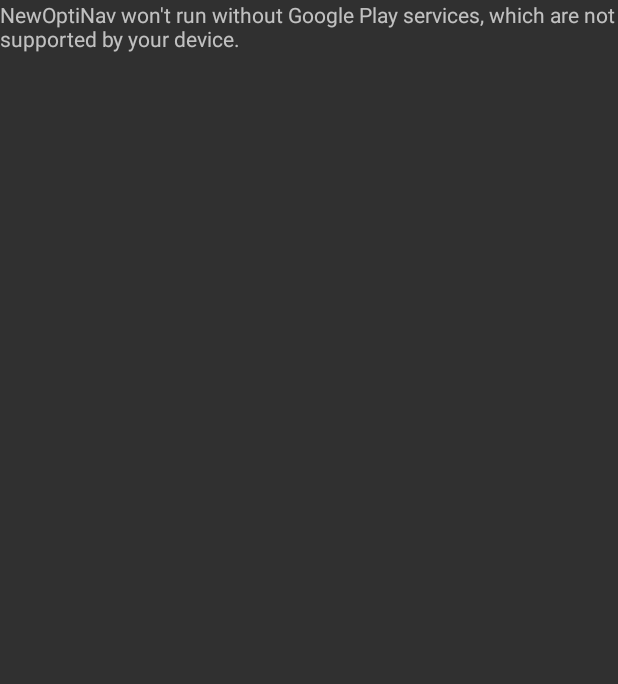
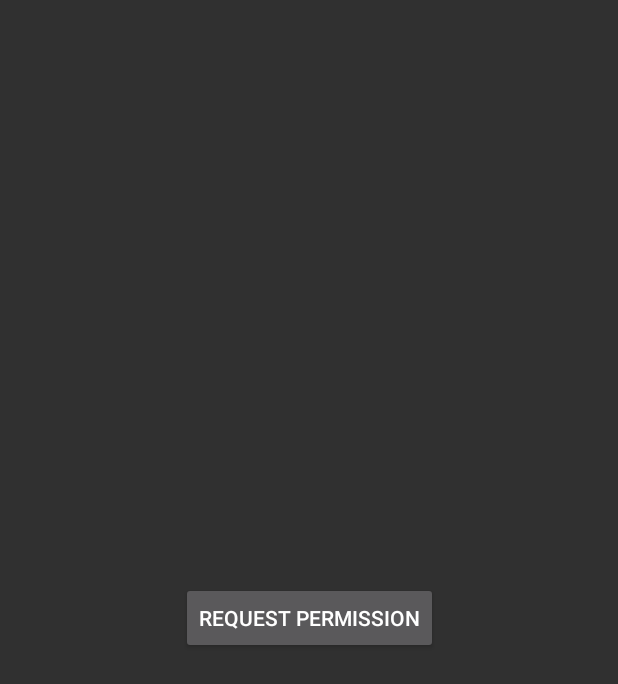
Before and after one commit to ABAdkins/newOptiNav, an Android app: the screen it shows after launch (MapsActivity before the commit, PermissionActivity after it), on a phone screen of 412 x 824 dp. Shown: the top 684 px of the screen. Run offline under Robolectric (Android 15) with nearby library versions, the phone set to English and light mode, and no system bars; libraries missing offline, so code that uses them is left out: com.gun0912.tedpermission.

Commit message:
got permissions working

```diff
--- a/app/build.gradle
+++ b/app/build.gradle
@@ -21,6 +21,9 @@ android {
 
 dependencies {
     implementation fileTree(dir: 'libs', include: ['*.jar'])
+
+    implementation 'gun0912.ted:tedpermission:2.2.2'
+
     implementation 'androidx.appcompat:appcompat:1.0.2'
     implementation 'androidx.constraintlayout:constraintlayout:1.1.3'
     implementation 'com.google.android.gms:play-services-maps:16.1.0'
--- /dev/null
+++ b/app/src/main/java/com/example/newoptinav/PermissionActivity.java
@@ -0,0 +1,44 @@
+package com.example.newoptinav;
+
+import androidx.appcompat.app.AppCompatActivity;
+
+import android.Manifest;
+import android.content.Intent;
+import android.os.Bundle;
+import android.view.View;
+import android.widget.Toast;
+
+import com.gun0912.tedpermission.PermissionListener;
+import com.gun0912.tedpermission.TedPermission;
+
+import java.util.List;
+
+public class PermissionActivity extends AppCompatActivity {
+
+    @Override
+    protected void onCreate(Bundle savedInstanceState) {
+        super.onCreate(savedInstanceState);
+        setContentView(R.layout.activity_permission);
+    }
+
+    public void checkPermission(View view) {
+        PermissionListener permissionListener = new PermissionListener() {
+            @Override
+            public void onPermissionGranted() {
+                Toast.makeText(PermissionActivity.this, "permission granted", Toast.LENGTH_SHORT).show();
+                //setContentView(R.layout.activity_maps);
+                startActivity(new Intent(PermissionActivity.this, MapsActivity.class));
+            }
+
+            @Override
+            public void onPermissionDenied(List<String> deniedPermissions) {
+                Toast.makeText(PermissionActivity.this, "permission denied", Toast.LENGTH_SHORT).show();
+            }
+        };
+        //ask for permission
+        TedPermission.with(PermissionActivity.this)
+                .setPermissionListener(permissionListener)
+                .setPermissions(Manifest.permission.ACCESS_FINE_LOCATION)
+                .check();
+    }
+}
--- a/app/src/main/java/com/example/newoptinav/SplashScreen.java
+++ b/app/src/main/java/com/example/newoptinav/SplashScreen.java
@@ -15,7 +15,7 @@ public class SplashScreen extends AppCompatActivity {
         new Handler().postDelayed(new Runnable() {
             @Override
             public void run() {
-                Intent i = new Intent(SplashScreen.this, MapsActivity.class);
+                Intent i = new Intent(SplashScreen.this, PermissionActivity.class);
                 startActivity(i);
 
                 finish();
--- /dev/null
+++ b/app/src/main/res/layout/activity_permission.xml
@@ -0,0 +1,21 @@
+<?xml version="1.0" encoding="utf-8"?>
+<androidx.constraintlayout.widget.ConstraintLayout xmlns:android="http://schemas.android.com/apk/res/android"
+    xmlns:app="http://schemas.android.com/apk/res-auto"
+    xmlns:tools="http://schemas.android.com/tools"
+    android:layout_width="match_parent"
+    android:layout_height="match_parent"
+    tools:context=".PermissionActivity">
+
+    <Button
+        android:id="@+id/permissionButton"
+        android:layout_width="wrap_content"
+        android:layout_height="wrap_content"
+        android:text="Request Permission"
+        android:onClick="checkPermission"
+        app:layout_constraintBottom_toBottomOf="parent"
+        app:layout_constraintLeft_toLeftOf="parent"
+        app:layout_constraintRight_toRightOf="parent"
+        app:layout_constraintTop_toTopOf="parent"
+        />
+
+</androidx.constraintlayout.widget.ConstraintLayout>
```
Also changed, not shown: app/src/main/AndroidManifest.xml (+5 -5 lines).
